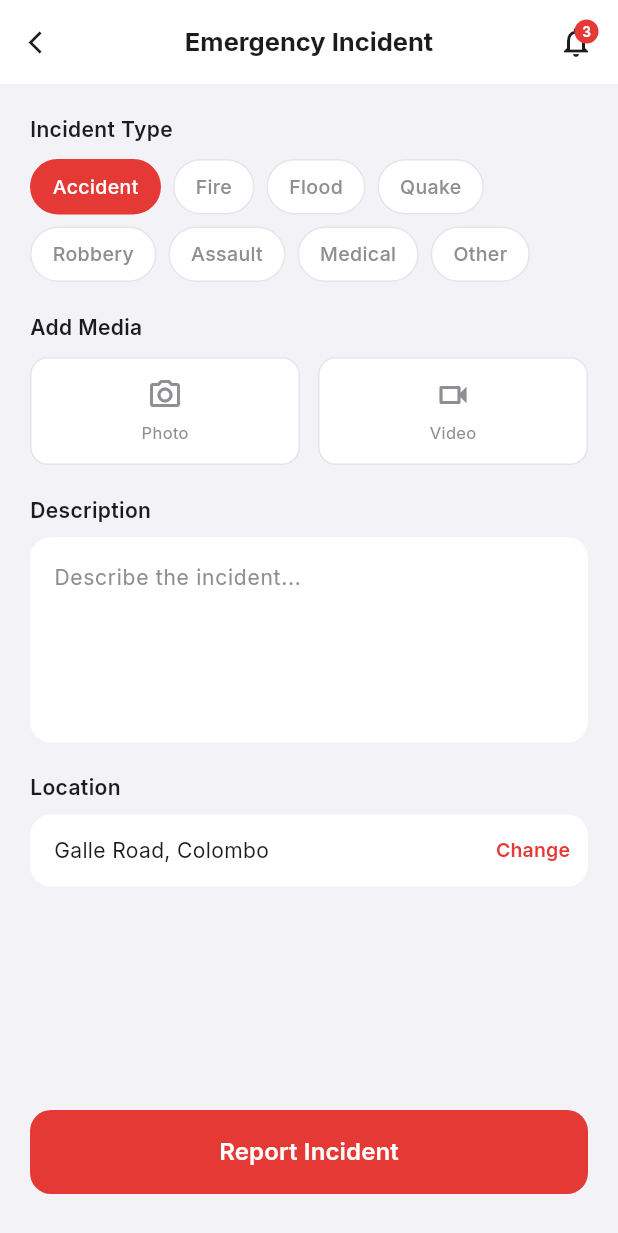
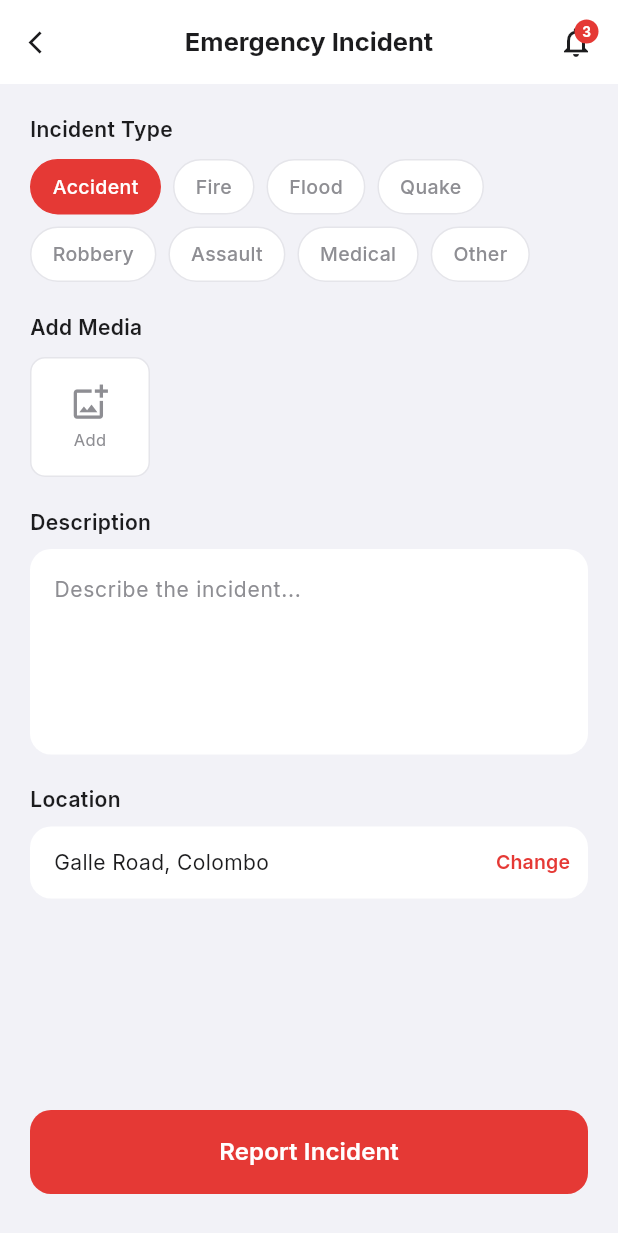
Before and after one commit to nileshakmeemana/Rescue-Mobile-App, a Flutter app: the AddIncidentScreen screen opened directly, on a phone screen of 412 x 824 dp. Shown: the top 1233 px of the screen. Run offline on Flutter 3.47's test engine with Material 3 defaults, Android fonts, the light colour scheme and no system bars; our stand-ins replace google_fonts, image_picker.

Commit message:
create incident screen dart file
A Flutter screen for reporting emergencies with category selection, description, media upload, and location picking. Data is stored in Firebase

```diff
--- a/lib/screens/add_incident_screen.dart
+++ b/lib/screens/add_incident_screen.dart
@@ -1,29 +1,39 @@
+import 'dart:io';
 import 'package:flutter/material.dart';
 import 'package:google_fonts/google_fonts.dart';
+import 'package:image_picker/image_picker.dart';
+import '../services/app_state.dart';
+import '../services/firebase_service.dart';
 import '../widgets/notification_bell.dart';
-import '../services/app_state.dart';
-import 'upload_media_screen.dart';
 import 'map_picker_screen.dart';
 import 'help_coming_screen.dart';
 
 class AddIncidentScreen extends StatefulWidget {
   final String? prefilledCategory;
   const AddIncidentScreen({super.key, this.prefilledCategory});
-  @override State<AddIncidentScreen> createState() =>
-      _AddIncidentScreenState();
+  @override
+  State<AddIncidentScreen> createState() => _AddIncidentScreenState();
 }
 
 class _AddIncidentScreenState extends State<AddIncidentScreen> {
   late String _selectedCategory;
   final _locationCtrl = TextEditingController();
+  double? _pickedLat;
+  double? _pickedLng;
   final _descCtrl = TextEditingController();
-  // Fix 2: only photo and video — voice removed
-  bool _hasPhoto = false, _hasVideo = false;
+  final List<File> _mediaFiles = [];
   bool _isSubmitting = false;
+  final _picker = ImagePicker();
 
   final _categories = [
-    'Accident', 'Fire', 'Flood', 'Quake',
-    'Robbery', 'Assault', 'Medical', 'Other'
+    'Accident',
+    'Fire',
+    'Flood',
+    'Quake',
+    'Robbery',
+    'Assault',
+    'Medical',
+    'Other'
   ];
 
   @override
@@ -43,56 +53,123 @@ class _AddIncidentScreenState extends State<AddIncidentScreen> {
   }
 
   Future<void> _pickLocation() async {
-    final result = await Navigator.push<String>(context,
-        MaterialPageRoute(builder: (_) =>
+    final result = await Navigator.push<Map<String, dynamic>>(
+        context,
+        MaterialPageRoute(
+            builder: (_) =>
                 MapPickerScreen(initialLocation: _locationCtrl.text)));
-    if (result != null && mounted) setState(() => _locationCtrl.text = result);
+    if (result != null && mounted) {
+      setState(() {
+        _locationCtrl.text = result['address'] ?? _locationCtrl.text;
+        _pickedLat = result['lat'] as double?;
+        _pickedLng = result['lng'] as double?;
+      });
+    }
   }
 
-  Future<void> _openUpload(MediaType type) async {
-    final result = await Navigator.push<bool>(context,
-        MaterialPageRoute(builder: (_) => UploadMediaScreen(type: type)));
-    if (result == true && mounted) {
-      setState(() {
-        if (type == MediaType.photo) _hasPhoto = true;
-        if (type == MediaType.video) _hasVideo = true;
-      });
+  Future<void> _pickMedia(ImageSource source) async {
+    final xFile = await _picker.pickImage(
+        source: source, imageQuality: 80, maxWidth: 1080);
+    if (xFile != null && mounted) {
+      setState(() => _mediaFiles.add(File(xFile.path)));
     }
+  }
+
+  Future<void> _pickVideo() async {
+    final xFile = await _picker.pickVideo(
+        source: ImageSource.gallery, maxDuration: const Duration(minutes: 2));
+    if (xFile != null && mounted) {
+      setState(() => _mediaFiles.add(File(xFile.path)));
+    }
+  }
+
+  void _showMediaSheet() {
+    showModalBottomSheet(
+        context: context,
+        backgroundColor: Colors.white,
+        shape: const RoundedRectangleBorder(
+            borderRadius: BorderRadius.vertical(top: Radius.circular(20))),
+        builder: (_) => SafeArea(
+                child: Column(mainAxisSize: MainAxisSize.min, children: [
+              const SizedBox(height: 8),
+              Container(
+                  width: 40,
+                  height: 4,
+                  decoration: BoxDecoration(
+                      color: const Color(0xFFD1D1D6),
+                      borderRadius: BorderRadius.circular(2))),
+              const SizedBox(height: 16),
+              ListTile(
+                  leading: const Icon(Icons.camera_alt_outlined),
+                  title: const Text('Take Photo'),
+                  onTap: () {
+                    Navigator.pop(context);
+                    _pickMedia(ImageSource.camera);
+                  }),
+              ListTile(
+                  leading: const Icon(Icons.photo_library_outlined),
+                  title: const Text('Choose Photo from Gallery'),
+                  onTap: () {
+                    Navigator.pop(context);
+                    _pickMedia(ImageSource.gallery);
+                  }),
+              ListTile(
+                  leading: const Icon(Icons.videocam_outlined),
+                  title: const Text('Choose Video from Gallery'),
+                  onTap: () {
+                    Navigator.pop(context);
+                    _pickVideo();
+                  }),
+              const SizedBox(height: 12),
+            ])));
   }
 
   Future<void> _submit() async {
     if (_isSubmitting) return;
     setState(() => _isSubmitting = true);
 
-    final incident = {
-      'location': _locationCtrl.text.trim().isEmpty
+    try {
+      // Upload media files to Storage
+      final mediaUrls = <String>[];
+      for (final file in _mediaFiles) {
+        final url = await FirebaseService().uploadMedia(file, 'incident_media');
+        mediaUrls.add(url);
+      }
+
+      // Save incident to Firestore
+      await FirebaseService().addIncident(
+        type: _selectedCategory,
+        description: _descCtrl.text.trim().isEmpty
+            ? 'Incident of type $_selectedCategory reported.'
+            : _descCtrl.text.trim(),
+        location: _locationCtrl.text.trim().isEmpty
             ? 'Unknown Location'
             : _locationCtrl.text.trim(),
-      'type': _selectedCategory,
-      'description': _descCtrl.text.trim().isEmpty
-          ? 'Incident of type $_selectedCategory reported at ${_locationCtrl.text.trim()}.'
-          : _descCtrl.text.trim(),
-      'hasPin': true,
-    };
+        region: AppState().region.isEmpty ? 'Colombo' : AppState().region,
+        mediaUrls: mediaUrls,
+        latitude: _pickedLat,
+        longitude: _pickedLng,
+      );
 
-    // Fix 1: Store in AppState FIRST — this triggers AnimatedBuilder in SOSTab
-    AppState().addUserIncident(incident);
-
-    AppState().addNotification(AppNotification(
-      id: DateTime.now().millisecondsSinceEpoch.toString(),
+      await FirebaseService().addNotification(
         title: 'Incident Reported',
-      message: '$_selectedCategory at ${incident['location']}.',
-      time: DateTime.now(),
-    ));
+        message: '$_selectedCategory at ${_locationCtrl.text.trim()}.',
+        region: AppState().region.isEmpty ? 'Colombo' : AppState().region,
+      );
 
       if (!mounted) return;
-
-    // Navigate to HelpComing, clearing this screen from the stack
-    // SOSTab will already show the new incident because AppState notified it
       Navigator.pushReplacement(
-      context,
-      MaterialPageRoute(builder: (_) => const HelpComingScreen()),
-    );
+          context, MaterialPageRoute(builder: (_) => const HelpComingScreen()));
+    } catch (e) {
+      if (mounted) {
+        setState(() => _isSubmitting = false);
+        ScaffoldMessenger.of(context).showSnackBar(SnackBar(
+            content: Text('Error: ${e.toString()}',
+                style: const TextStyle(color: Colors.white)),
+            backgroundColor: const Color(0xFFE53935),
+            behavior: SnackBarBehavior.floating));
+      }
+    }
   }
 
   @override
@@ -105,31 +182,39 @@ class _AddIncidentScreenState extends State<AddIncidentScreen> {
         elevation: 0,
         surfaceTintColor: Colors.transparent,
         leading: IconButton(
-          icon: const Icon(Icons.arrow_back_ios, size: 18,
-              color: Color(0xFF1C1C1E)),
+            icon: const Icon(Icons.arrow_back_ios,
+                size: 18, color: Color(0xFF1C1C1E)),
             onPressed: () => Navigator.pop(context)),
-        title: Text('Emergency Incident', style: GoogleFonts.inter(
-            fontSize: 17, fontWeight: FontWeight.w700,
+        title: Text('Emergency Incident',
+            style: GoogleFonts.inter(
+                fontSize: 17,
+                fontWeight: FontWeight.w700,
                 color: const Color(0xFF1C1C1E))),
         centerTitle: true,
         actions: const [NotificationBell(), SizedBox(width: 4)],
       ),
       body: Column(children: [
-        Expanded(child: SingleChildScrollView(
+        Expanded(
+            child: SingleChildScrollView(
                 padding: EdgeInsets.fromLTRB(20, 20, 20, bottom + 20),
-          child: Column(crossAxisAlignment: CrossAxisAlignment.start,
+                child: Column(
+                    crossAxisAlignment: CrossAxisAlignment.start,
                     children: [
-
-            // ── Category chips
-            Text('Incident Type', style: GoogleFonts.inter(
-                fontSize: 14, fontWeight: FontWeight.w600,
+                      // Category
+                      Text('Incident Type',
+                          style: GoogleFonts.inter(
+                              fontSize: 14,
+                              fontWeight: FontWeight.w600,
                               color: const Color(0xFF1C1C1E))),
                       const SizedBox(height: 10),
-            Wrap(spacing: 8, runSpacing: 8,
+                      Wrap(
+                          spacing: 8,
+                          runSpacing: 8,
                           children: _categories.map((cat) {
                             final sel = cat == _selectedCategory;
                             return GestureDetector(
-                  onTap: () => setState(() => _selectedCategory = cat),
+                                onTap: () =>
+                                    setState(() => _selectedCategory = cat),
                                 child: Container(
                                     padding: const EdgeInsets.symmetric(
                                         horizontal: 14, vertical: 8),
@@ -142,37 +227,77 @@ class _AddIncidentScreenState extends State<AddIncidentScreen> {
                                             color: sel
                                                 ? const Color(0xFFE53935)
                                                 : const Color(0xFFE5E5EA))),
-                    child: Text(cat, style: GoogleFonts.inter(
-                        fontSize: 13, fontWeight: FontWeight.w500,
+                                    child: Text(cat,
+                                        style: GoogleFonts.inter(
+                                            fontSize: 13,
+                                            fontWeight: FontWeight.w500,
                                             color: sel
                                                 ? Colors.white
                                                 : const Color(0xFF8E8E93)))));
                           }).toList()),
                       const SizedBox(height: 20),
 
-            // ── Media buttons — Fix 2: Photo and Video only, no Voice
-            Text('Add Media', style: GoogleFonts.inter(
-                fontSize: 14, fontWeight: FontWeight.w600,
+                      // Media
+                      Text('Add Media',
+                          style: GoogleFonts.inter(
+                              fontSize: 14,
+                              fontWeight: FontWeight.w600,
                               color: const Color(0xFF1C1C1E))),
                       const SizedBox(height: 10),
-            Row(children: [
-              _MediaBtn(
-                label: 'Photo',
-                icon: Icons.camera_alt_outlined,
-                done: _hasPhoto,
-                onTap: () => _openUpload(MediaType.photo)),
-              const SizedBox(width: 12),
-              _MediaBtn(
-                label: 'Video',
-                icon: Icons.videocam_outlined,
-                done: _hasVideo,
-                onTap: () => _openUpload(MediaType.video)),
+                      Wrap(spacing: 10, runSpacing: 10, children: [
+                        ..._mediaFiles.map((f) => Stack(children: [
+                              Container(
+                                  width: 80,
+                                  height: 80,
+                                  decoration: BoxDecoration(
+                                      borderRadius: BorderRadius.circular(10),
+                                      image: DecorationImage(
+                                          image: FileImage(f),
+                                          fit: BoxFit.cover))),
+                              Positioned(
+                                  top: 4,
+                                  right: 4,
+                                  child: GestureDetector(
+                                      onTap: () =>
+                                          setState(() => _mediaFiles.remove(f)),
+                                      child: Container(
+                                          width: 20,
+                                          height: 20,
+                                          decoration: const BoxDecoration(
+                                              color: Color(0xFFE53935),
+                                              shape: BoxShape.circle),
+                                          child: const Icon(Icons.close,
+                                              size: 12, color: Colors.white)))),
+                            ])),
+                        GestureDetector(
+                            onTap: _showMediaSheet,
+                            child: Container(
+                                width: 80,
+                                height: 80,
+                                decoration: BoxDecoration(
+                                    color: Colors.white,
+                                    borderRadius: BorderRadius.circular(10),
+                                    border: Border.all(
+                                        color: const Color(0xFFE5E5EA))),
+                                child: const Column(
+                                    mainAxisAlignment: MainAxisAlignment.center,
+                                    children: [
+                                      Icon(Icons.add_photo_alternate_outlined,
+                                          size: 26, color: Color(0xFF8E8E93)),
+                                      SizedBox(height: 4),
+                                      Text('Add',
+                                          style: TextStyle(
+                                              fontSize: 11,
+                                              color: Color(0xFF8E8E93))),
+                                    ]))),
                       ]),
                       const SizedBox(height: 20),
 
-            // ── Description
-            Text('Description', style: GoogleFonts.inter(
-                fontSize: 14, fontWeight: FontWeight.w600,
+                      // Description
+                      Text('Description',
+                          style: GoogleFonts.inter(
+                              fontSize: 14,
+                              fontWeight: FontWeight.w600,
                               color: const Color(0xFF1C1C1E))),
                       const SizedBox(height: 8),
                       Container(
@@ -182,19 +307,22 @@ class _AddIncidentScreenState extends State<AddIncidentScreen> {
                           child: TextField(
                               controller: _descCtrl,
                               maxLines: 5,
-                style: GoogleFonts.inter(fontSize: 14,
-                    color: const Color(0xFF1C1C1E)),
+                              style: GoogleFonts.inter(
+                                  fontSize: 14, color: const Color(0xFF1C1C1E)),
                               decoration: InputDecoration(
                                   hintText: 'Describe the incident...',
-                  hintStyle: GoogleFonts.inter(fontSize: 14,
+                                  hintStyle: GoogleFonts.inter(
+                                      fontSize: 14,
                                       color: const Color(0xFF8E8E93)),
                                   border: InputBorder.none,
                                   contentPadding: const EdgeInsets.all(16)))),
                       const SizedBox(height: 20),
 
-            // ── Location
-            Text('Location', style: GoogleFonts.inter(
-                fontSize: 14, fontWeight: FontWeight.w600,
+                      // Location
+                      Text('Location',
+                          style: GoogleFonts.inter(
+                              fontSize: 14,
+                              fontWeight: FontWeight.w600,
                               color: const Color(0xFF1C1C1E))),
                       const SizedBox(height: 8),
                       Container(
@@ -202,24 +330,28 @@ class _AddIncidentScreenState extends State<AddIncidentScreen> {
                               color: Colors.white,
                               borderRadius: BorderRadius.circular(14)),
                           child: Row(children: [
-                Expanded(child: Padding(
-                  padding: const EdgeInsets.fromLTRB(16, 14, 8, 14),
+                            Expanded(
+                                child: Padding(
+                                    padding: const EdgeInsets.fromLTRB(
+                                        16, 14, 8, 14),
                                     child: Text(_locationCtrl.text,
-                      style: GoogleFonts.inter(fontSize: 14,
+                                        style: GoogleFonts.inter(
+                                            fontSize: 14,
                                             color: const Color(0xFF1C1C1E))))),
                             TextButton(
                                 onPressed: _pickLocation,
-                  child: Text('Change', style: GoogleFonts.inter(
-                      fontSize: 13, fontWeight: FontWeight.w600,
+                                child: Text('Change',
+                                    style: GoogleFonts.inter(
+                                        fontSize: 13,
+                                        fontWeight: FontWeight.w600,
                                         color: const Color(0xFFE53935)))),
                           ])),
-          ])),
-        ),
-
-        // ── Submit button
+                    ]))),
         Padding(
             padding: EdgeInsets.fromLTRB(20, 8, 20, bottom > 0 ? 8 : 28),
-          child: SizedBox(width: double.infinity, height: 56,
+            child: SizedBox(
+                width: double.infinity,
+                height: 56,
                 child: ElevatedButton(
                     onPressed: _isSubmitting ? null : _submit,
                     style: ElevatedButton.styleFrom(
@@ -228,59 +360,17 @@ class _AddIncidentScreenState extends State<AddIncidentScreen> {
                         shape: RoundedRectangleBorder(
                             borderRadius: BorderRadius.circular(14))),
                     child: _isSubmitting
-                  ? const SizedBox(width: 22, height: 22,
+                        ? const SizedBox(
+                            width: 22,
+                            height: 22,
                             child: CircularProgressIndicator(
                                 color: Colors.white, strokeWidth: 2.5))
-                  : Text('Report Incident', style: GoogleFonts.inter(
-                      fontSize: 16, fontWeight: FontWeight.w600,
+                        : Text('Report Incident',
+                            style: GoogleFonts.inter(
+                                fontSize: 16,
+                                fontWeight: FontWeight.w600,
                                 color: Colors.white))))),
       ]),
     );
   }
 }
-
-// ── Media button — reusable ───────────────────────────────────────────────────
-class _MediaBtn extends StatelessWidget {
-  final String label;
-  final IconData icon;
-  final bool done;
-  final VoidCallback onTap;
-
-  const _MediaBtn({
-    required this.label,
-    required this.icon,
-    required this.done,
-    required this.onTap,
-  });
-
-  @override
-  Widget build(BuildContext context) => Expanded(
-    child: GestureDetector(
-      onTap: onTap,
-      child: Container(
-        height: 72,
-        decoration: BoxDecoration(
-          color: done
-              ? const Color(0xFFE53935).withOpacity(0.08)
-              : Colors.white,
-          borderRadius: BorderRadius.circular(12),
-          border: Border.all(
-              color: done
-                  ? const Color(0xFFE53935)
-                  : const Color(0xFFE5E5EA))),
-        child: Column(mainAxisAlignment: MainAxisAlignment.center,
-          children: [
-          Icon(done ? Icons.check_circle_rounded : icon,
-              size: 24,
-              color: done
-                  ? const Color(0xFFE53935)
-                  : const Color(0xFF8E8E93)),
-          const SizedBox(height: 5),
-          Text(label, style: GoogleFonts.inter(fontSize: 11,
-              color: done
-                  ? const Color(0xFFE53935)
-                  : const Color(0xFF8E8E93))),
-        ])),
-    ),
-  );
-}
```
Lines whose indentation alone changed are shown as unchanged.
